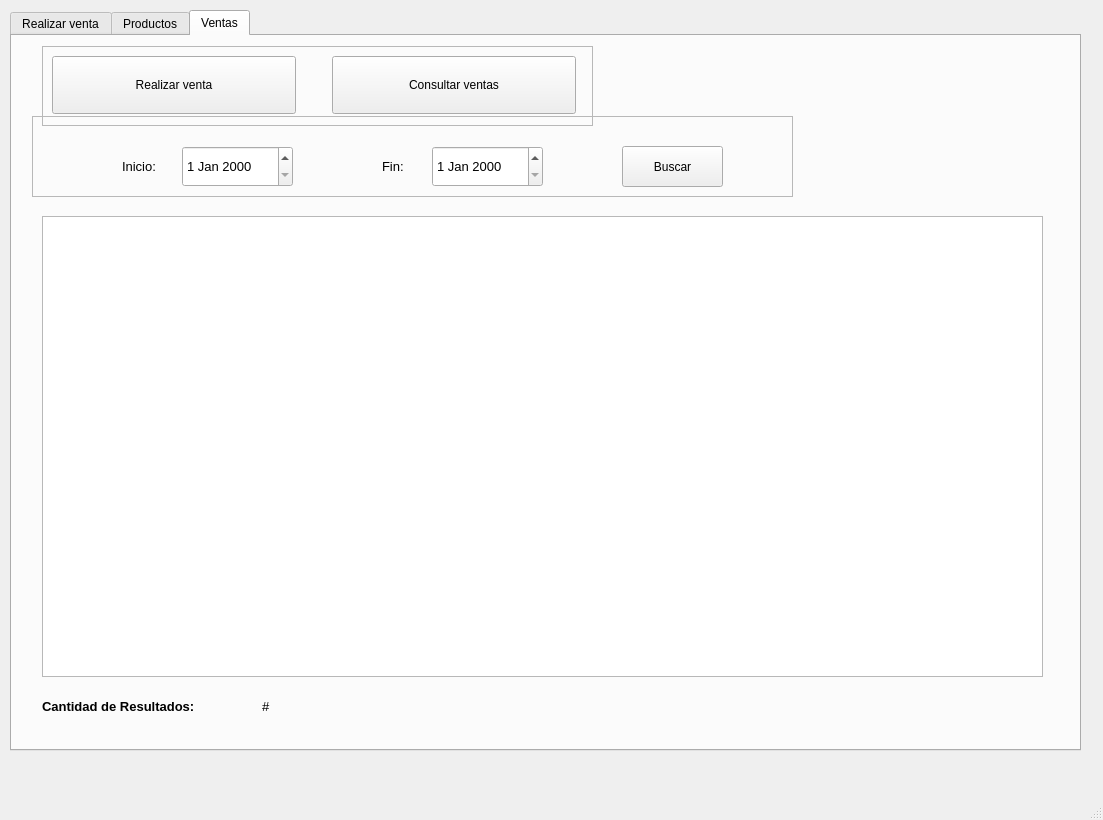
This is code/ui_files/mainwindow.ui in Perer876/tiendita as Qt 5 draws it before an edit. The edited form follows.
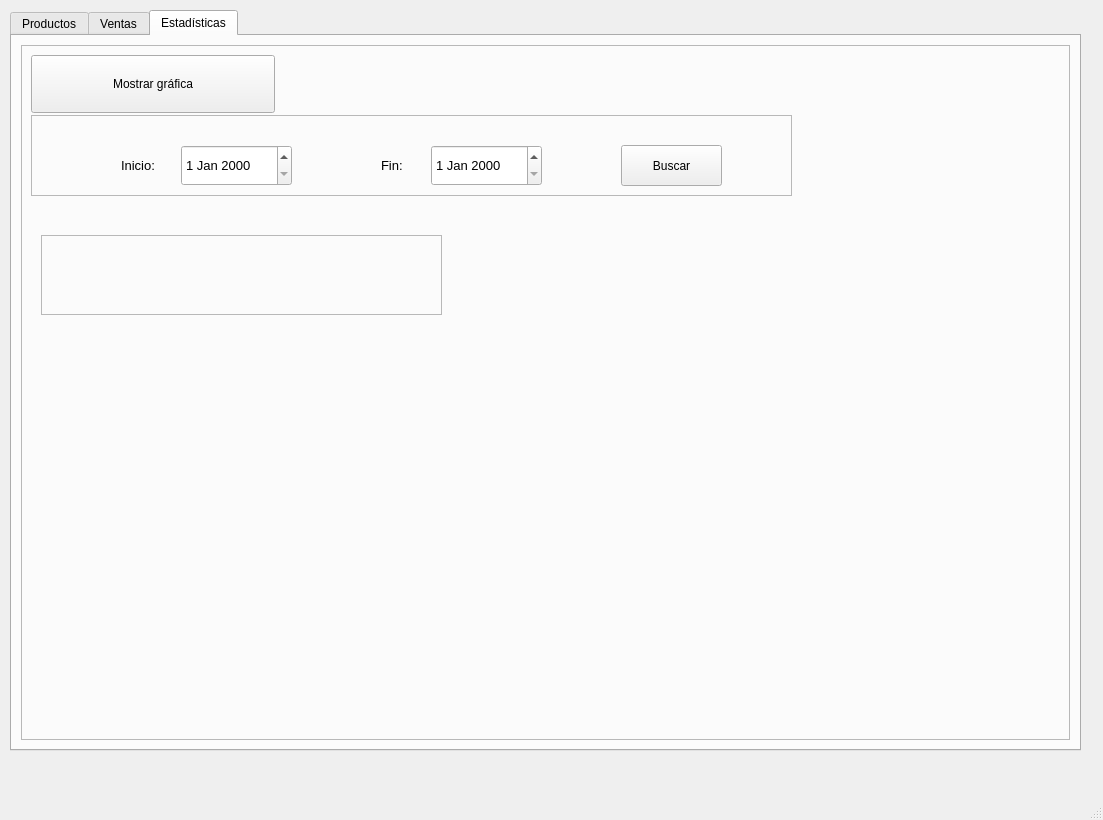
This is the edited form. Icons and pictures are not drawn.

Commit message: Vista para estadísticas agregada

The edit to the form file:
```diff
--- a/code/ui_files/mainwindow.ui
+++ b/code/ui_files/mainwindow.ui
@@ -30,62 +30,6 @@
     <property name="currentIndex">
      <number>2</number>
     </property>
-    <widget class="QWidget" name="tab_3">
-     <attribute name="title">
-      <string>Realizar venta</string>
-     </attribute>
-     <layout class="QGridLayout" name="gridLayout">
-      <item row="0" column="0">
-       <widget class="QFrame" name="frame">
-        <property name="frameShape">
-         <enum>QFrame::StyledPanel</enum>
-        </property>
-        <property name="frameShadow">
-         <enum>QFrame::Raised</enum>
-        </property>
-        <widget class="QFrame" name="frame_5">
-         <property name="geometry">
-          <rect>
-           <x>40</x>
-           <y>30</y>
-           <width>401</width>
-           <height>80</height>
-          </rect>
-         </property>
-         <property name="frameShape">
-          <enum>QFrame::StyledPanel</enum>
-         </property>
-         <property name="frameShadow">
-          <enum>QFrame::Raised</enum>
-         </property>
-         <widget class="QPushButton" name="realizar_venta_pushButton">
-          <property name="geometry">
-           <rect>
-            <x>20</x>
-            <y>10</y>
-            <width>244</width>
-            <height>58</height>
-           </rect>
-          </property>
-          <property name="text">
-           <string>Realizar venta</string>
-          </property>
-          <property name="icon">
-           <iconset>
-            <normaloff>../assets/images/001-cart.png</normaloff>../assets/images/001-cart.png</iconset>
-          </property>
-          <property name="iconSize">
-           <size>
-            <width>50</width>
-            <height>50</height>
-           </size>
-          </property>
-         </widget>
-        </widget>
-       </widget>
-      </item>
-     </layout>
-    </widget>
     <widget class="QWidget" name="productos_tab">
      <attribute name="title">
       <string>Productos</string>
@@ -396,7 +340,7 @@
      <widget class="QFrame" name="frame_6">
       <property name="geometry">
        <rect>
-        <x>30</x>
+        <x>10</x>
         <y>10</y>
         <width>551</width>
         <height>80</height>
@@ -482,6 +426,167 @@
       </property>
      </widget>
     </widget>
+    <widget class="QWidget" name="estadisticas_tab">
+     <attribute name="title">
+      <string>Estadísticas</string>
+     </attribute>
+     <layout class="QGridLayout" name="gridLayout">
+      <item row="0" column="0">
+       <widget class="QFrame" name="frame">
+        <property name="frameShape">
+         <enum>QFrame::StyledPanel</enum>
+        </property>
+        <property name="frameShadow">
+         <enum>QFrame::Raised</enum>
+        </property>
+        <widget class="QFrame" name="frame_5">
+         <property name="geometry">
+          <rect>
+           <x>20</x>
+           <y>190</y>
+           <width>401</width>
+           <height>80</height>
+          </rect>
+         </property>
+         <property name="frameShape">
+          <enum>QFrame::StyledPanel</enum>
+         </property>
+         <property name="frameShadow">
+          <enum>QFrame::Raised</enum>
+         </property>
+        </widget>
+        <widget class="QFrame" name="frame_7">
+         <property name="geometry">
+          <rect>
+           <x>10</x>
+           <y>70</y>
+           <width>761</width>
+           <height>81</height>
+          </rect>
+         </property>
+         <property name="frameShape">
+          <enum>QFrame::StyledPanel</enum>
+         </property>
+         <property name="frameShadow">
+          <enum>QFrame::Raised</enum>
+         </property>
+         <widget class="QLabel" name="label_10">
+          <property name="geometry">
+           <rect>
+            <x>90</x>
+            <y>30</y>
+            <width>47</width>
+            <height>41</height>
+           </rect>
+          </property>
+          <property name="font">
+           <font>
+            <pointsize>10</pointsize>
+           </font>
+          </property>
+          <property name="text">
+           <string>Inicio:</string>
+          </property>
+         </widget>
+         <widget class="QDateEdit" name="inicio_dateEdit_2">
+          <property name="geometry">
+           <rect>
+            <x>150</x>
+            <y>30</y>
+            <width>111</width>
+            <height>41</height>
+           </rect>
+          </property>
+          <property name="font">
+           <font>
+            <pointsize>10</pointsize>
+           </font>
+          </property>
+         </widget>
+         <widget class="QLabel" name="label_11">
+          <property name="geometry">
+           <rect>
+            <x>350</x>
+            <y>30</y>
+            <width>47</width>
+            <height>41</height>
+           </rect>
+          </property>
+          <property name="font">
+           <font>
+            <pointsize>10</pointsize>
+           </font>
+          </property>
+          <property name="text">
+           <string>Fin:</string>
+          </property>
+         </widget>
+         <widget class="QDateEdit" name="fin_dateEdit_2">
+          <property name="geometry">
+           <rect>
+            <x>400</x>
+            <y>30</y>
+            <width>111</width>
+            <height>41</height>
+           </rect>
+          </property>
+          <property name="font">
+           <font>
+            <pointsize>10</pointsize>
+           </font>
+          </property>
+         </widget>
+         <widget class="QPushButton" name="buscar_venta_pushButton_2">
+          <property name="geometry">
+           <rect>
+            <x>590</x>
+            <y>30</y>
+            <width>101</width>
+            <height>41</height>
+           </rect>
+          </property>
+          <property name="text">
+           <string>Buscar</string>
+          </property>
+          <property name="icon">
+           <iconset resource="../assets/resources.qrc">
+            <normaloff>:/images/003-open-book-8.png</normaloff>:/images/003-open-book-8.png</iconset>
+          </property>
+          <property name="iconSize">
+           <size>
+            <width>25</width>
+            <height>25</height>
+           </size>
+          </property>
+         </widget>
+        </widget>
+        <widget class="QPushButton" name="grafica_pushButton">
+         <property name="geometry">
+          <rect>
+           <x>10</x>
+           <y>10</y>
+           <width>244</width>
+           <height>58</height>
+          </rect>
+         </property>
+         <property name="text">
+          <string>Mostrar gráfica</string>
+         </property>
+         <property name="icon">
+          <iconset resource="../assets/resources.qrc">
+           <normaloff>:/images/069-profits-2.png</normaloff>:/images/069-profits-2.png</iconset>
+         </property>
+         <property name="iconSize">
+          <size>
+           <width>50</width>
+           <height>50</height>
+          </size>
+         </property>
+        </widget>
+       </widget>
+      </item>
+     </layout>
+    </widget>
    </widget>
   </widget>
   <widget class="QMenuBar" name="menubar">
```
Left out of the diff: 4 changed lines with no effect on the pictures.
